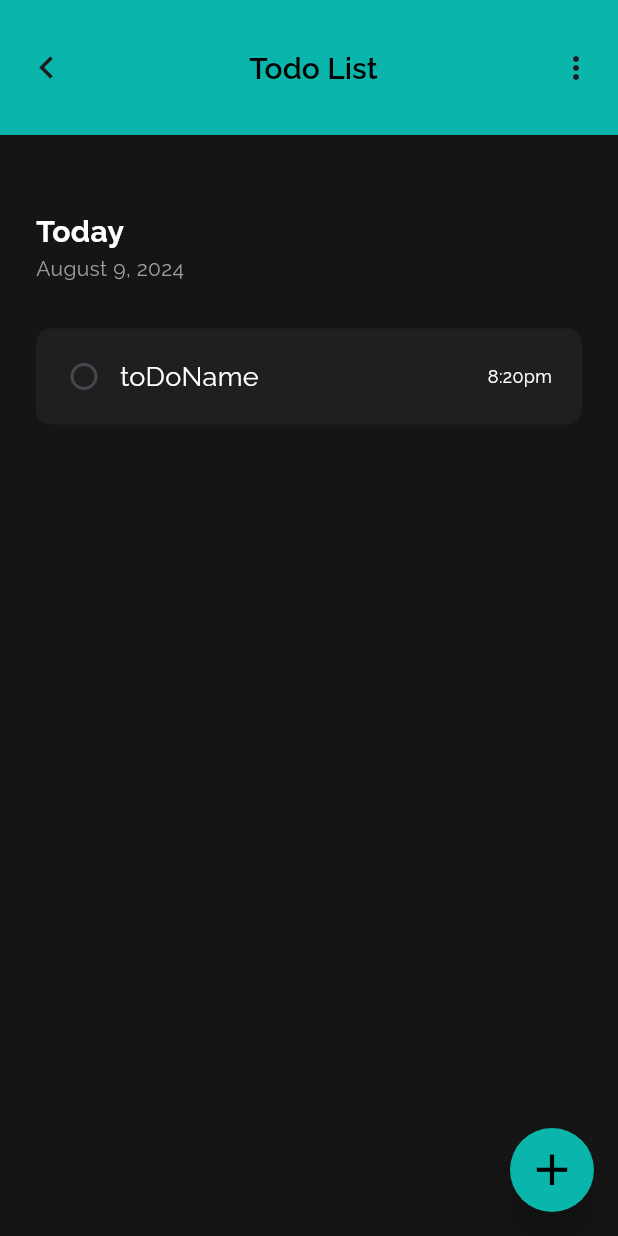
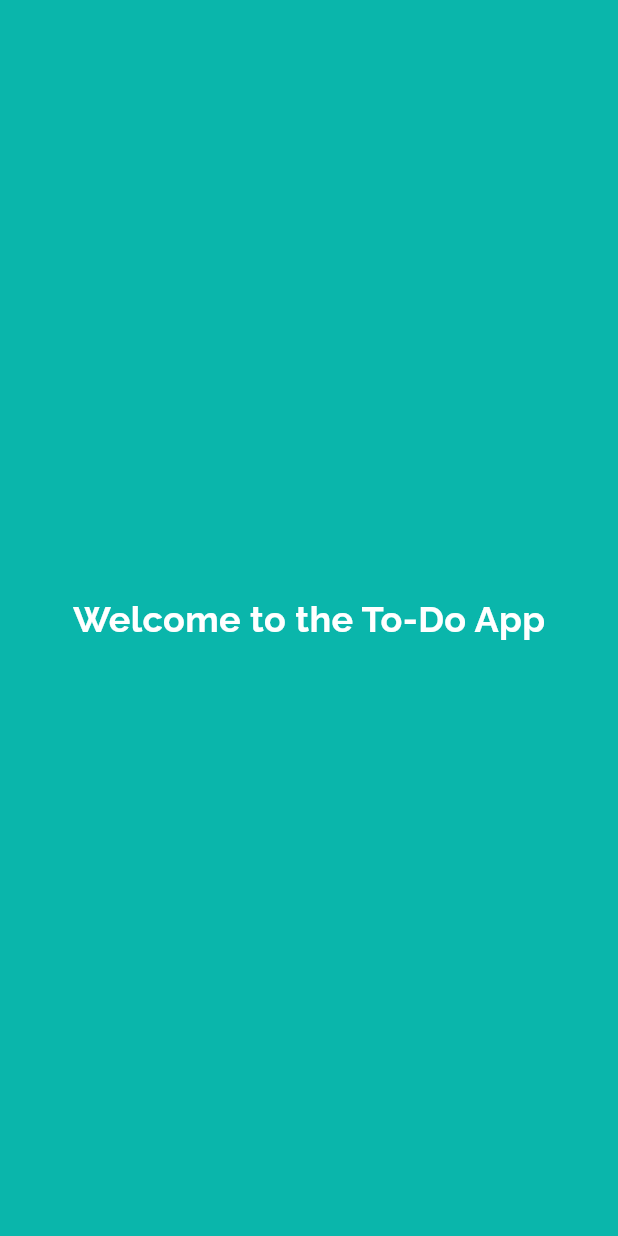
Before and after one commit to HiroGarcia/ToDo-List-Lifeados, a Flutter app: the first screen one second after launch, on a phone screen of 412 x 824 dp. Run offline on Flutter 3.47's test engine with Material 3 defaults, Android fonts, the phone set to English and light mode, and no system bars; drawn by our look-alikes of flutter_slidable.

Commit message:
Adicionando uma Splash Screen

```diff
--- a/lib/main.dart
+++ b/lib/main.dart
@@ -1,5 +1,6 @@
 import 'package:flutter/material.dart';
 import 'package:to_do_app/pages/home_page.dart';
+import 'package:to_do_app/pages/splash_screen.dart';
 
 void main() {
   runApp(const ToDoApp());
@@ -10,18 +11,13 @@ class ToDoApp extends StatelessWidget {
 
   @override
   Widget build(BuildContext context) {
-    return const MaterialApp(
+    return MaterialApp(
       debugShowCheckedModeBanner: false,
-      home: HomePage(),
-      // theme: ThemeData(
-      //   primaryColor: Colors.red,
-      //   focusColor: Colors.blue,
-      //   hoverColor: Colors.green,
-      //   indicatorColor: Colors.amber,
-      //   highlightColor: Colors.red,
-      //   primaryColorDark: Colors.green,
-      //   cardColor: Colors.amber,
-      // ),
+      initialRoute: 'SplashScreen',
+      routes: {
+        'SplashScreen': (context) => const SplashScreen(),
+        'HomePage': (context) => const HomePage(),
+      },
     );
   }
 }
--- /dev/null
+++ b/lib/pages/splash_screen.dart
@@ -0,0 +1,42 @@
+import 'dart:async';
+
+import 'package:flutter/material.dart';
+import 'package:to_do_app/utilidades/colors.dart';
+
+class SplashScreen extends StatefulWidget {
+  const SplashScreen({super.key});
+
+  @override
+  State<SplashScreen> createState() => _SplashScreenState();
+}
+
+class _SplashScreenState extends State<SplashScreen> {
+  @override
+  void initState() {
+    super.initState();
+    Timer(
+      const Duration(seconds: 3),
+      () {
+        Navigator.pushReplacementNamed(context, 'HomePage');
+      },
+    );
+  }
+
+  @override
+  Widget build(BuildContext context) {
+    return const Scaffold(
+      backgroundColor: Firstcolor,
+      body: Center(
+        child: Text(
+          'Welcome to the To-Do App',
+          style: TextStyle(
+            fontFamily: 'Raleway',
+            fontWeight: FontWeight.bold,
+            fontSize: 24,
+            color: Colors.white,
+          ),
+        ),
+      ),
+    );
+  }
+}
```
